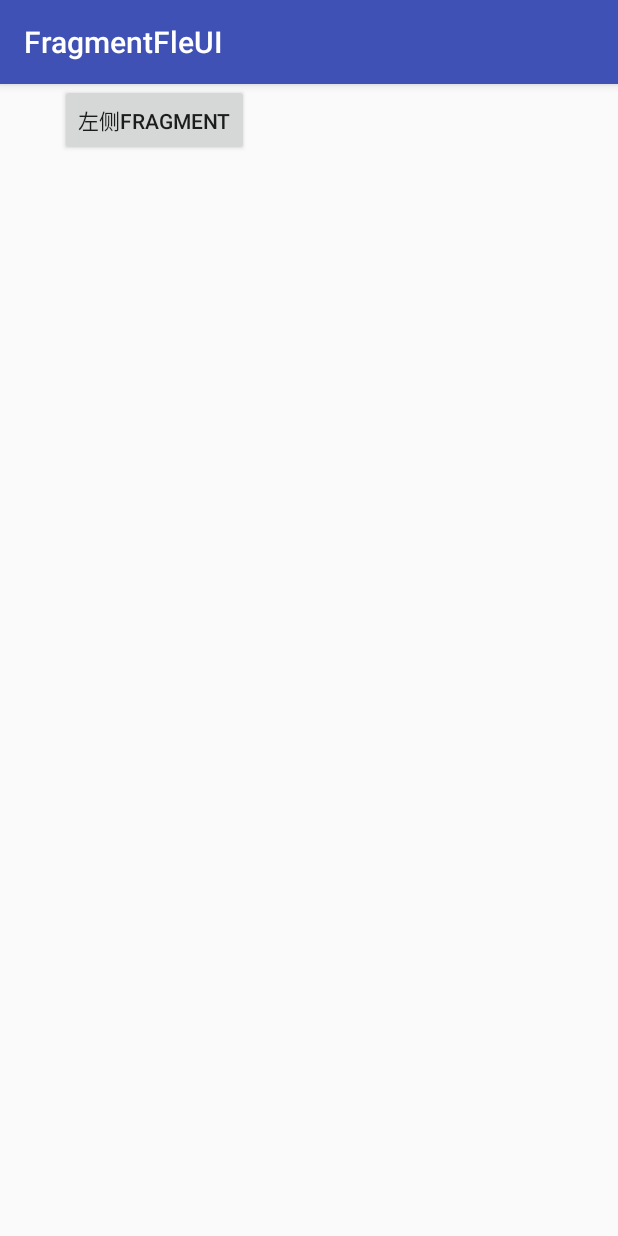
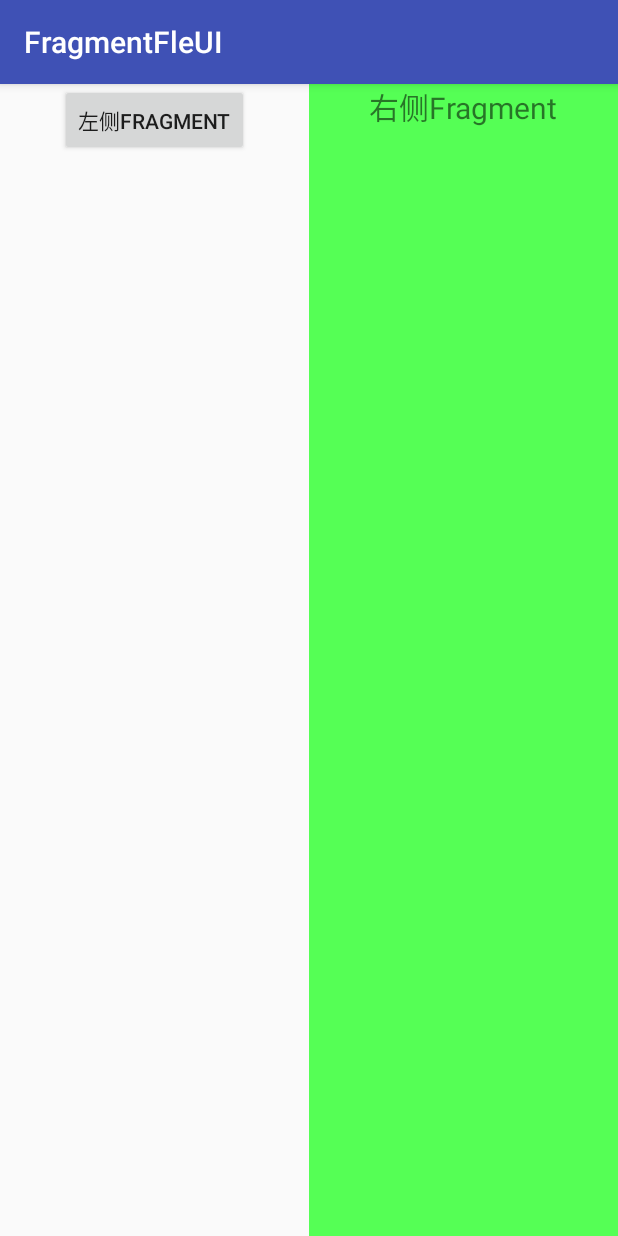
Before and after one commit to txxs/AndroidOfficial, an Android app: the screen it shows after launch (MainActivity), on a phone screen of 412 x 824 dp. Run offline under Robolectric (Android 15) with nearby library versions, the light colour scheme and no system bars.

Commit message:
fragment

```diff
--- a/fragmentfleui/src/main/java/syway/txxs/com/fragmentfleui/MainActivity.java
+++ b/fragmentfleui/src/main/java/syway/txxs/com/fragmentfleui/MainActivity.java
@@ -1,13 +1,35 @@
 package syway.txxs.com.fragmentfleui;
 
+import android.app.FragmentManager;
+import android.app.FragmentTransaction;
 import android.support.v7.app.AppCompatActivity;
 import android.os.Bundle;
+import android.view.View;
+import android.widget.Button;
 
-public class MainActivity extends AppCompatActivity {
+public class MainActivity extends AppCompatActivity  implements View.OnClickListener {
 
     @Override
-    public void onCreate(Bundle savedInstanceState) {
+    protected void onCreate(Bundle savedInstanceState) {
         super.onCreate(savedInstanceState);
         setContentView(R.layout.activity_main);
+        Button button = (Button) findViewById(R.id.button);
+        button.setOnClickListener(this);
     }
+    @Override
+    public void onClick(View v) {
+        switch (v.getId()) {
+            case R.id.button:
+                AnotherRightFragment fragment = new AnotherRightFragment();
+                FragmentManager fragmentManager = getFragmentManager();
+                FragmentTransaction transaction = fragmentManager.
+                        beginTransaction();
+                transaction.replace(R.id.right_layout, fragment);
+                transaction.commit();
+                break;
+            default:
+                break;
+        }
+    }
+
 }
--- a/fragmentfleui/src/main/res/layout/activity_main.xml
+++ b/fragmentfleui/src/main/res/layout/activity_main.xml
@@ -10,11 +10,17 @@
         android:layout_height="495dp"
         android:layout_weight="1" />
 
-    <fragment
-        android:id="@+id/right_fragment"
-        android:name="syway.txxs.com.fragmentfleui.RightFragment"
+    <FrameLayout
+        android:id="@+id/right_layout"
         android:layout_width="0dp"
-        android:layout_height="0dp"
-        android:layout_weight="1" />
+        android:layout_height="match_parent"
+        android:layout_weight="1" >
+        <fragment
+            android:id="@+id/right_fragment"
+            android:name="syway.txxs.com.fragmentfleui.RightFragment"
+            android:layout_width="match_parent"
+            android:layout_height="match_parent" />
+    </FrameLayout>
+
 
 </LinearLayout>
```
Also changed, not shown: fragmentfleui/src/main/java/syway/txxs/com/fragmentfleui/AnotherRightFragment.java (added, +23 -0 lines), fragmentfleui/src/main/res/layout/another_right_fragment.xml (added, +16 -0 lines).
